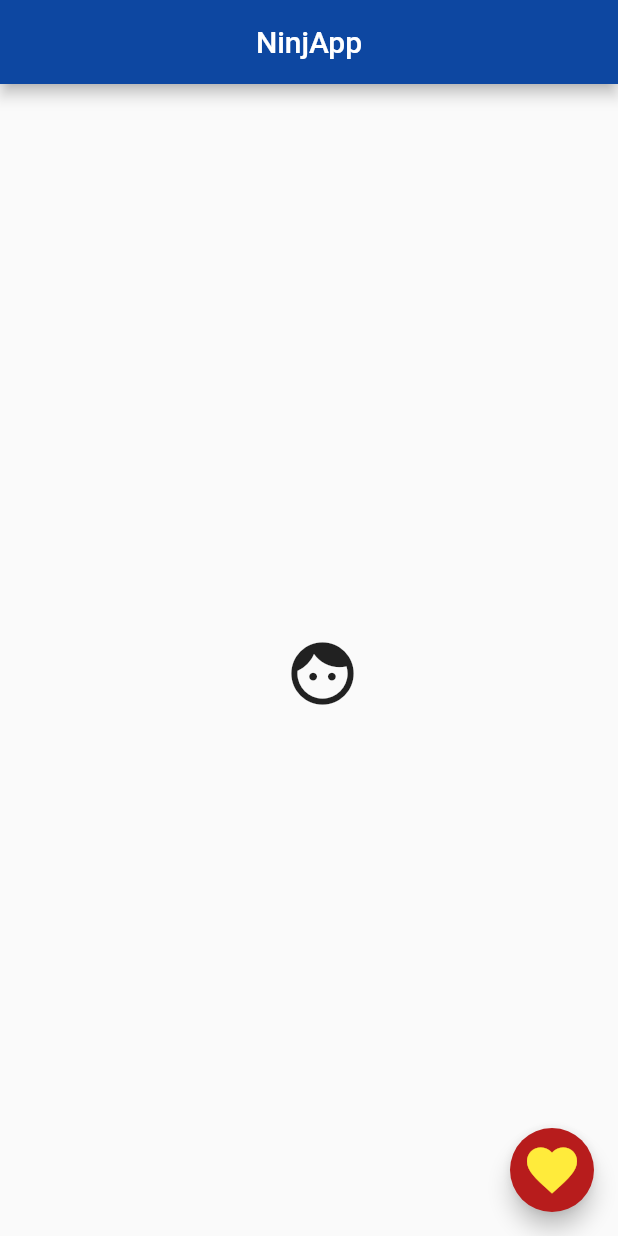
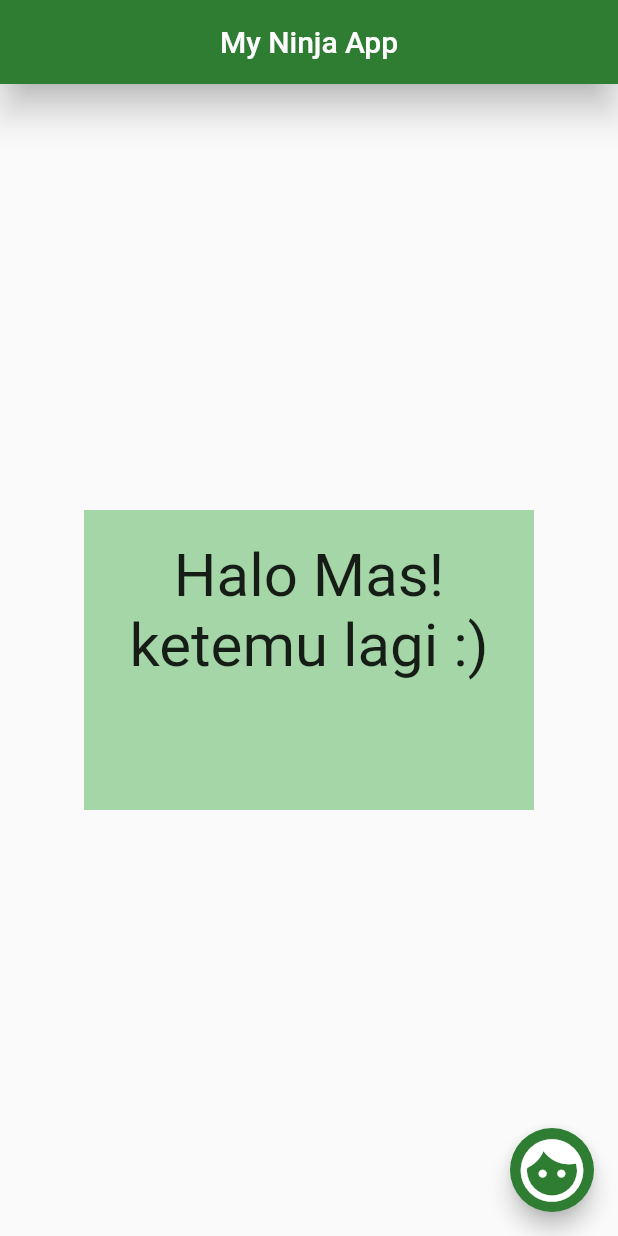
Before and after one commit to bintangDiyantoro/ninjaflutter, a Flutter app: the screen it shows after launch, on a phone screen of 412 x 824 dp. Run offline on Flutter 3.47's test engine with Material 2 defaults, Android fonts, the phone set to English and light mode, and no system bars.

Commit message:
Container & Padding

```diff
--- a/lib/main.dart
+++ b/lib/main.dart
@@ -1,41 +1,44 @@
 import 'package:flutter/material.dart';
-import 'package:flutter/cupertino.dart';
 
 void main() => runApp(MyApp());
 
 class MyApp extends StatelessWidget {
-  void test() {
-    print("the button is pressed");
-  }
-
   @override
   Widget build(BuildContext context) {
     return MaterialApp(
-      title: 'netninjapp',
+      title: "Ninja app",
       home: Scaffold(
         appBar: AppBar(
-          title: Text('NinjApp'),
-          backgroundColor: Colors.blue[900],
+          title: Text('My Ninja App'),
           centerTitle: true,
+          elevation: 10,
         ),
         body: Center(
-          child: IconButton(
-            onPressed: () {},
-            icon: Icon(
-              Icons.face,
-              size: 50,
+          child: Container(
+            color: Colors.green[200],
+            child: Text(
+              "Halo Mas! \nketemu lagi :)",
+              textAlign: TextAlign.center,
+              style: TextStyle(
+                fontSize: 40,
+              ),
             ),
+            padding: EdgeInsets.all(20),
+            height: 200,
+            width: 300,
           ),
         ),
         floatingActionButton: FloatingActionButton(
+          backgroundColor: Colors.green[800],
+          onPressed: () {},
           child: Icon(
-            Icons.favorite,
-            size: 40,
-            color: Colors.yellow,
+            Icons.face,
+            size: 50,
           ),
-          backgroundColor: Colors.red[900],
-          onPressed: () => {},
         ),
+      ),
+      theme: ThemeData(
+        primaryColor: Colors.green[800],
       ),
     );
   }
```
